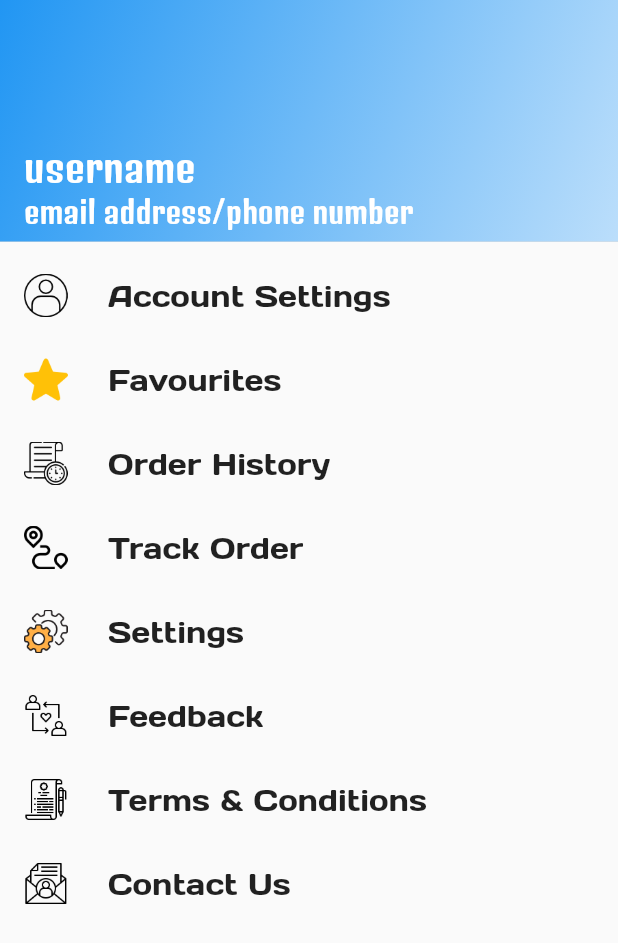
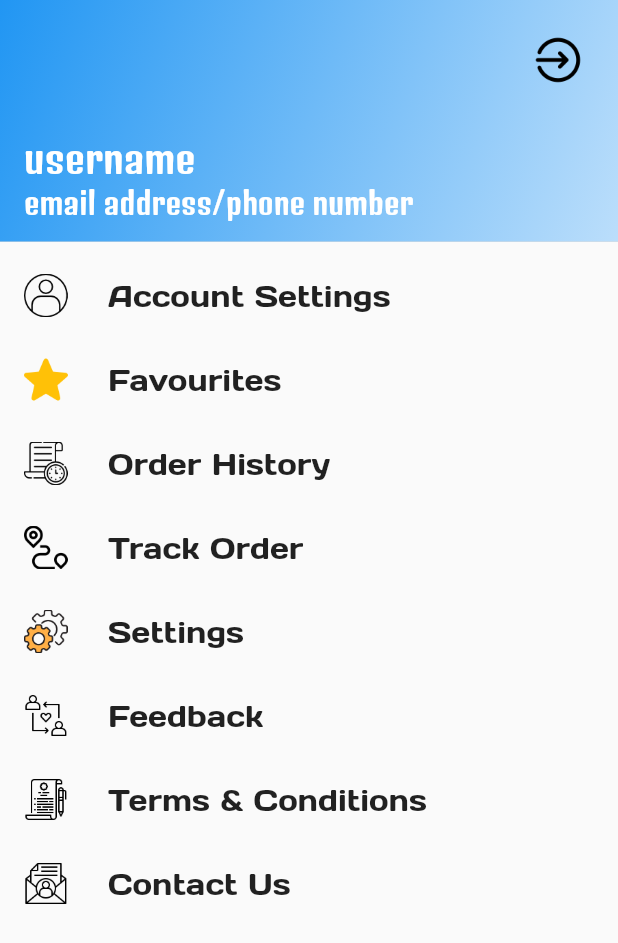
Before and after one commit to joshkainth/foodgrainz_application, a Flutter app: the SideNavigationOptions widget shown alone on an empty page, opened directly, on a phone screen of 412 x 824 dp. Shown: the top 943 px of the screen. Run offline on Flutter 3.47's test engine with Material 2 defaults, Android fonts, the phone set to English and light mode, and no system bars; our stand-ins replace from_css_color.

Commit message:
some changes is done in home.dart file

```diff
--- a/lib/home-page.dart
+++ b/lib/home-page.dart
@@ -1,4 +1,5 @@
 import 'package:flutter/material.dart';
+import 'package:foodgrainz_application/recipe-screen.dart';
 import 'package:from_css_color/from_css_color.dart';
 
 class FoodGrainzApp extends StatelessWidget {
@@ -10,7 +11,7 @@ class FoodGrainzApp extends StatelessWidget {
           primaryColor: fromCSSColor("#FF5F05"),
           primaryColorLight: fromCSSColor("#FFD74B"),
           primaryIconTheme: IconThemeData(color: fromCSSColor("#CC2F2F"))),
-      home: HomePage(),
+      home: RecipeScreen(),
     );
   }
 }
@@ -58,6 +59,7 @@ class HomePage extends StatelessWidget {
         ],
       ),
       drawer: Drawer(
+        semanticLabel: "Back",
         child: SideNavigationOptions(),
       ),
       body: Center(
@@ -85,16 +87,38 @@ class SideNavigationOptions extends StatelessWidget {
           ),
           child: Column(
             crossAxisAlignment: CrossAxisAlignment.start,
+            children: <Widget>[
+              Container(
+                  alignment: Alignment.topRight,
+                  child: IconButton(
+                    tooltip: "Log in",
+                    icon: Image.asset("assets/iconsImages/login.png"),
+                    onPressed: () {},
+                  )),
+              SizedBox(
+                height: 25,
+              ),
+              Container(
+                alignment: Alignment.bottomLeft,
+                child: Column(
+                  crossAxisAlignment: CrossAxisAlignment.start,
                   mainAxisAlignment: MainAxisAlignment.end,
                   children: <Widget>[
                     Text(
                       "username",
                       style: TextStyle(
-                    fontSize: 26, fontFamily: 'DenkOne', color: Colors.white),
+                          fontSize: 26,
+                          fontFamily: 'DenkOne',
+                          color: Colors.white),
                     ),
                     Text("email address/phone number",
                         style: TextStyle(
-                      fontSize: 20, fontFamily: 'DenkOne', color: Colors.white))
+                            fontSize: 20,
+                            fontFamily: 'DenkOne',
+                            color: Colors.white))
+                  ],
+                ),
+              )
             ],
           ),
         ),
```
Lines whose indentation alone changed are shown as unchanged.
